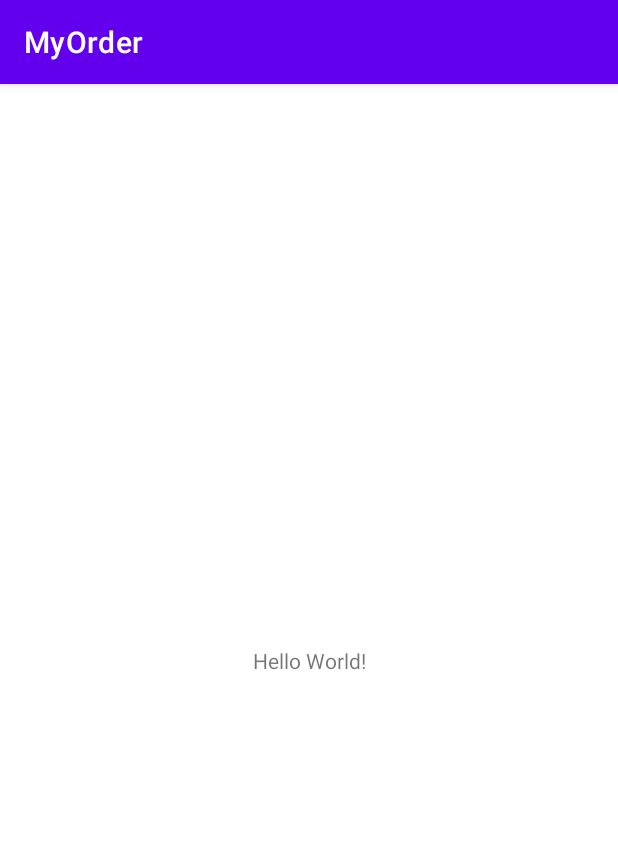
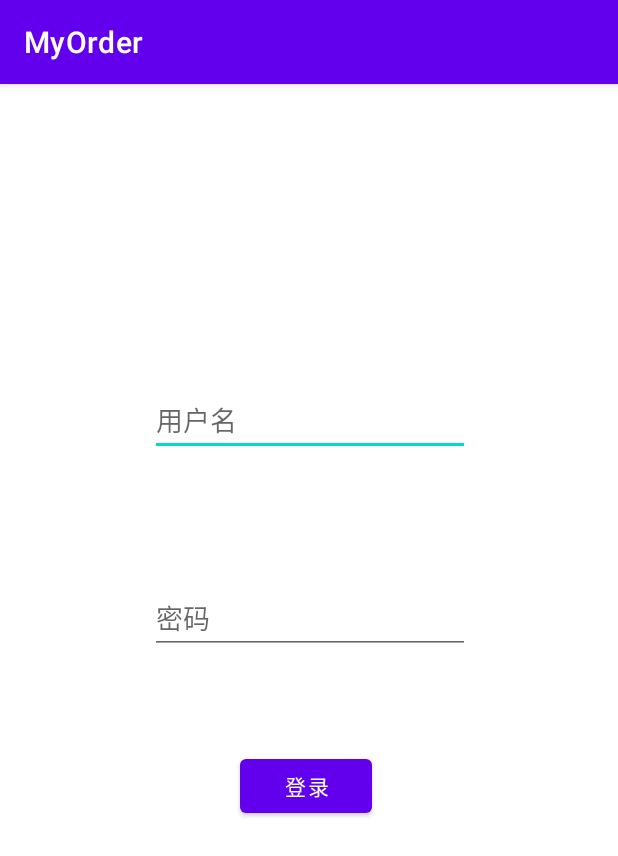
Before and after one commit to nerds-odd-e/attd-v2, an Android app: the screen it shows after launch (MainActivity), on a phone screen of 412 x 824 dp. Shown: the top 856 px of the screen. Run offline under Robolectric (Android 15) with nearby library versions, the phone set to English and light mode, and no system bars.

Commit message:
:sparkles: implement ui for android login without api call

```diff
--- a/android/app/src/main/res/layout/activity_main.xml
+++ b/android/app/src/main/res/layout/activity_main.xml
@@ -6,13 +6,40 @@
         android:layout_height="match_parent"
         tools:context=".MainActivity">
 
-    <TextView
+    <EditText
+            android:layout_width="0dp"
+            android:layout_height="wrap_content"
+            android:inputType="text"
+            android:ems="10"
+            android:id="@+id/editTextUsername"
+            app:layout_constraintStart_toStartOf="parent"
+            android:layout_marginLeft="100dp"
+            android:layout_marginStart="100dp"
+            app:layout_constraintTop_toTopOf="parent"
+            android:layout_marginTop="200dp"
+            android:hint="用户名" />
+
+    <EditText
             android:layout_width="wrap_content"
             android:layout_height="wrap_content"
-            android:text="Hello World!"
-            app:layout_constraintBottom_toBottomOf="parent"
-            app:layout_constraintLeft_toLeftOf="parent"
-            app:layout_constraintRight_toRightOf="parent"
-            app:layout_constraintTop_toTopOf="parent" />
+            android:inputType="textPassword"
+            android:ems="10"
+            android:id="@+id/editTextPassword"
+            app:layout_constraintStart_toStartOf="parent"
+            android:layout_marginLeft="100dp"
+            android:layout_marginStart="100dp"
+            app:layout_constraintTop_toBottomOf="@+id/editTextUsername"
+            android:layout_marginTop="84dp"
+            android:hint="密码" />
 
+    <Button
+            android:text="登录"
+            android:layout_width="wrap_content"
+            android:layout_height="wrap_content"
+            android:id="@+id/button"
+            app:layout_constraintTop_toBottomOf="@+id/editTextPassword"
+            android:layout_marginTop="64dp"
+            app:layout_constraintStart_toStartOf="parent"
+            android:layout_marginLeft="160dp"
+            android:layout_marginStart="160dp" />
 </androidx.constraintlayout.widget.ConstraintLayout>
```
Also changed, not shown: 2 other files.
